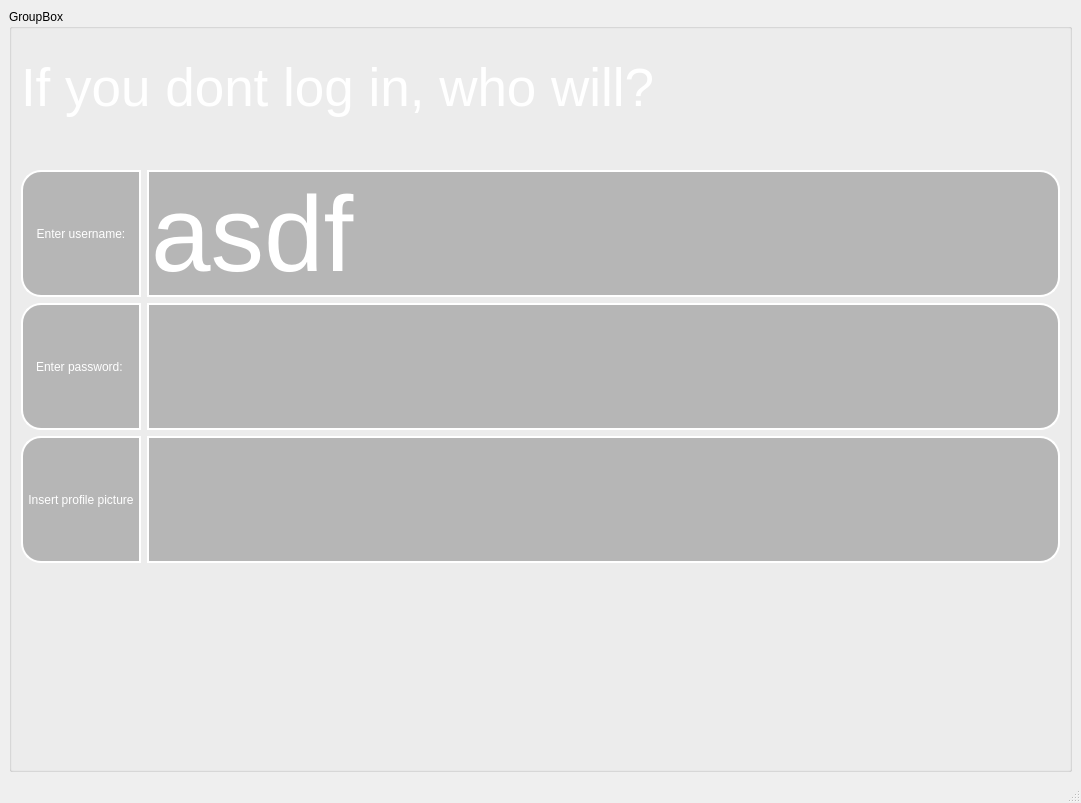
Before: the Qt Designer form ui/login_page/login_page.ui in incremen/CyberMusicStreaming, drawn with Qt 5.
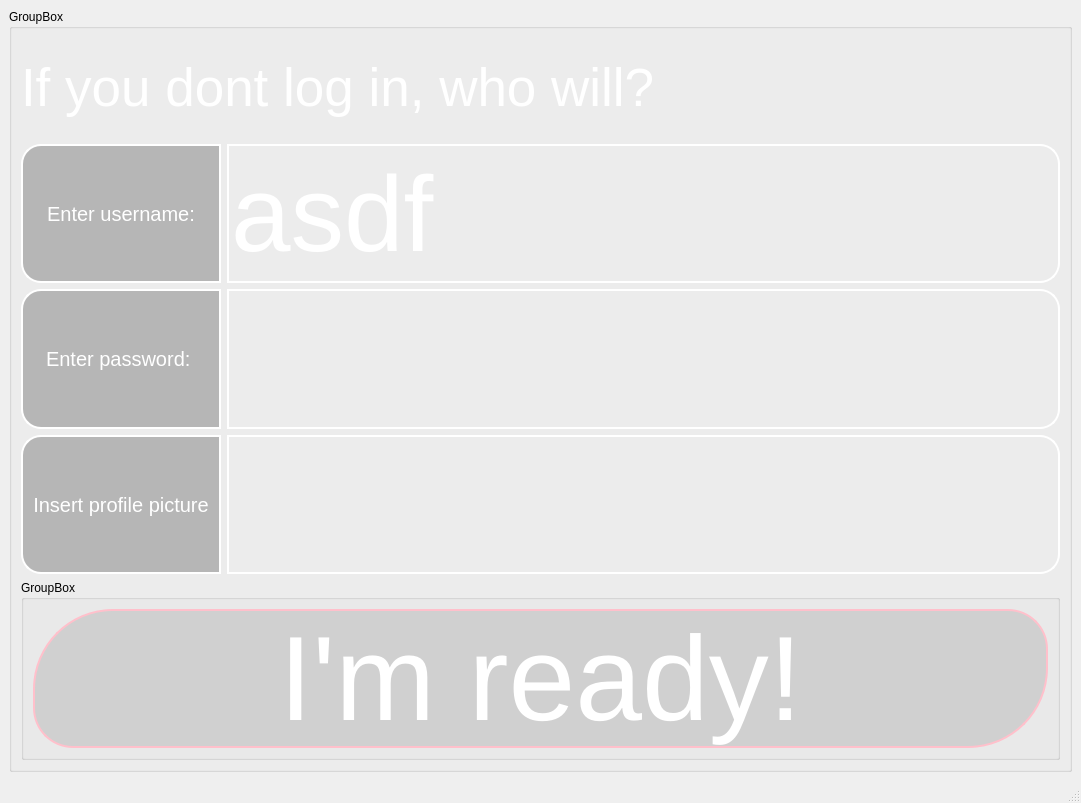
After: the same form once the commit is applied.

Commit message: updated login page a bunch

What changed in the file:
```diff
--- a/ui/login_page/login_page.ui
+++ b/ui/login_page/login_page.ui
@@ -31,7 +31,7 @@
        <item>
         <widget class="QLabel" name="label">
          <property name="sizePolicy">
-          <sizepolicy hsizetype="Preferred" vsizetype="Minimum">
+          <sizepolicy hsizetype="Preferred" vsizetype="Expanding">
            <horstretch>0</horstretch>
            <verstretch>0</verstretch>
           </sizepolicy>
@@ -64,20 +64,25 @@
        </item>
        <item>
         <layout class="QFormLayout" name="formLayout">
-         <item row="1" column="0">
+         <item row="0" column="0">
           <widget class="QLabel" name="label_2">
            <property name="sizePolicy">
-            <sizepolicy hsizetype="Expanding" vsizetype="Preferred">
+            <sizepolicy hsizetype="Expanding" vsizetype="Expanding">
              <horstretch>0</horstretch>
              <verstretch>0</verstretch>
             </sizepolicy>
            </property>
            <property name="minimumSize">
             <size>
-             <width>120</width>
+             <width>200</width>
              <height>100</height>
             </size>
            </property>
+           <property name="font">
+            <font>
+             <pointsize>15</pointsize>
+            </font>
+           </property>
            <property name="styleSheet">
             <string notr="true"> border: 2px solid white;
  background-color: rgba(128, 128, 128, 128);
@@ -97,8 +102,14 @@
            </property>
           </widget>
          </item>
-         <item row="1" column="1">
+         <item row="0" column="1">
           <widget class="QLineEdit" name="lineEdit">
+           <property name="sizePolicy">
+            <sizepolicy hsizetype="Expanding" vsizetype="Expanding">
+             <horstretch>0</horstretch>
+             <verstretch>0</verstretch>
+            </sizepolicy>
+           </property>
            <property name="minimumSize">
             <size>
              <width>0</width>
@@ -118,7 +129,7 @@
            </property>
            <property name="styleSheet">
             <string notr="true"> border: 2px solid white;
- background-color: rgba(128, 128, 128, 128);
+ background-color: transparent;
 color: white;
 border-top-right-radius: 20px;
 border-bottom-right-radius: 20px;
@@ -131,20 +142,25 @@
            </property>
           </widget>
          </item>
-         <item row="2" column="0">
+         <item row="1" column="0">
           <widget class="QLabel" name="label_6">
            <property name="sizePolicy">
-            <sizepolicy hsizetype="Expanding" vsizetype="Preferred">
+            <sizepolicy hsizetype="Expanding" vsizetype="Expanding">
              <horstretch>0</horstretch>
              <verstretch>0</verstretch>
             </sizepolicy>
            </property>
            <property name="minimumSize">
             <size>
-             <width>120</width>
+             <width>200</width>
              <height>100</height>
             </size>
            </property>
+           <property name="font">
+            <font>
+             <pointsize>15</pointsize>
+            </font>
+           </property>
            <property name="styleSheet">
             <string notr="true"> border: 2px solid white;
  background-color: rgba(128, 128, 128, 128);
@@ -163,20 +179,65 @@
            </property>
           </widget>
          </item>
-         <item row="3" column="0">
+         <item row="1" column="1">
+          <widget class="QLineEdit" name="lineEdit_2">
+           <property name="sizePolicy">
+            <sizepolicy hsizetype="Expanding" vsizetype="Expanding">
+             <horstretch>0</horstretch>
+             <verstretch>0</verstretch>
+            </sizepolicy>
+           </property>
+           <property name="minimumSize">
+            <size>
+             <width>0</width>
+             <height>100</height>
+            </size>
+           </property>
+           <property name="baseSize">
+            <size>
+             <width>0</width>
+             <height>100</height>
+            </size>
+           </property>
+           <property name="font">
+            <font>
+             <pointsize>80</pointsize>
+            </font>
+           </property>
+           <property name="styleSheet">
+            <string notr="true"> border: 2px solid white;
+ background-color: transparent;
+color: white;
+border-top-right-radius: 20px;
+border-bottom-right-radius: 20px;
+
+
+</string>
+           </property>
+           <property name="text">
+            <string/>
+           </property>
+          </widget>
+         </item>
+         <item row="2" column="0">
           <widget class="QLabel" name="label_5">
            <property name="sizePolicy">
-            <sizepolicy hsizetype="Expanding" vsizetype="Preferred">
+            <sizepolicy hsizetype="Expanding" vsizetype="Expanding">
              <horstretch>0</horstretch>
              <verstretch>0</verstretch>
             </sizepolicy>
            </property>
            <property name="minimumSize">
             <size>
-             <width>120</width>
+             <width>200</width>
              <height>100</height>
             </size>
            </property>
+           <property name="font">
+            <font>
+             <pointsize>15</pointsize>
+            </font>
+           </property>
            <property name="styleSheet">
             <string notr="true"> border: 2px solid white;
  background-color: rgba(128, 128, 128, 128);
@@ -196,40 +257,13 @@
           </widget>
          </item>
          <item row="2" column="1">
-          <widget class="QLineEdit" name="lineEdit_2">
-           <property name="minimumSize">
-            <size>
-             <width>0</width>
-             <height>100</height>
-            </size>
-           </property>
-           <property name="baseSize">
-            <size>
-             <width>0</width>
-             <height>100</height>
-            </size>
-           </property>
-           <property name="font">
-            <font>
-             <pointsize>80</pointsize>
-            </font>
-           </property>
-           <property name="styleSheet">
-            <string notr="true"> border: 2px solid white;
- background-color: rgba(128, 128, 128, 128);
-color: white;
-border-top-right-radius: 20px;
-border-bottom-right-radius: 20px;
-
-</string>
-           </property>
-           <property name="text">
-            <string/>
-           </property>
-          </widget>
-         </item>
-         <item row="3" column="1">
           <widget class="QLineEdit" name="lineEdit_3">
+           <property name="sizePolicy">
+            <sizepolicy hsizetype="Expanding" vsizetype="Expanding">
+             <horstretch>0</horstretch>
+             <verstretch>0</verstretch>
+            </sizepolicy>
+           </property>
            <property name="minimumSize">
             <size>
              <width>0</width>
@@ -249,11 +283,12 @@
            </property>
            <property name="styleSheet">
             <string notr="true"> border: 2px solid white;
- background-color: rgba(128, 128, 128, 128);
+ background-color: transparent;
 color: white;
 border-top-right-radius: 20px;
 border-bottom-right-radius: 20px;
 
+
 </string>
            </property>
            <property name="text">
@@ -261,21 +296,68 @@
            </property>
           </widget>
          </item>
-         <item row="0" column="0">
-          <spacer name="horizontalSpacer">
-           <property name="orientation">
-            <enum>Qt::Horizontal</enum>
-           </property>
-           <property name="sizeHint" stdset="0">
-            <size>
-             <width>40</width>
-             <height>20</height>
-            </size>
-           </property>
-          </spacer>
-         </item>
         </layout>
        </item>
+       <item>
+        <widget class="QGroupBox" name="groupBox_2">
+         <property name="sizePolicy">
+          <sizepolicy hsizetype="Preferred" vsizetype="Minimum">
+           <horstretch>0</horstretch>
+           <verstretch>0</verstretch>
+          </sizepolicy>
+         </property>
+         <property name="minimumSize">
+          <size>
+           <width>0</width>
+           <height>0</height>
+          </size>
+         </property>
+         <property name="title">
+          <string>GroupBox</string>
+         </property>
+         <layout class="QHBoxLayout" name="horizontalLayout_2">
+          <item>
+           <widget class="QPushButton" name="pushButton">
+            <property name="sizePolicy">
+             <sizepolicy hsizetype="Minimum" vsizetype="Minimum">
+              <horstretch>0</horstretch>
+              <verstretch>0</verstretch>
+             </sizepolicy>
+            </property>
+            <property name="minimumSize">
+             <size>
+              <width>0</width>
+              <height>0</height>
+             </size>
+            </property>
+            <property name="font">
+             <font>
+              <pointsize>90</pointsize>
+             </font>
+            </property>
+            <property name="styleSheet">
+             <string notr="true"> border: 2px solid pink;
+ background-color: rgba(128, 128, 128, 60);
+color: white;
+border-top-left-radius: 80px;
+border-bottom-left-radius: 40px;
+border-bottom-right-radius: 80px;
+border-top-right-radius: 40px;
+
+
+</string>
+            </property>
+            <property name="text">
+             <string>I'm ready!</string>
+            </property>
+           </widget>
+          </item>
+         </layout>
+        </widget>
+       </item>
+       <item>
+        <layout class="QHBoxLayout" name="horizontalLayout"/>
+       </item>
       </layout>
      </widget>
     </item>
```
The commit also changes 1 other file.
